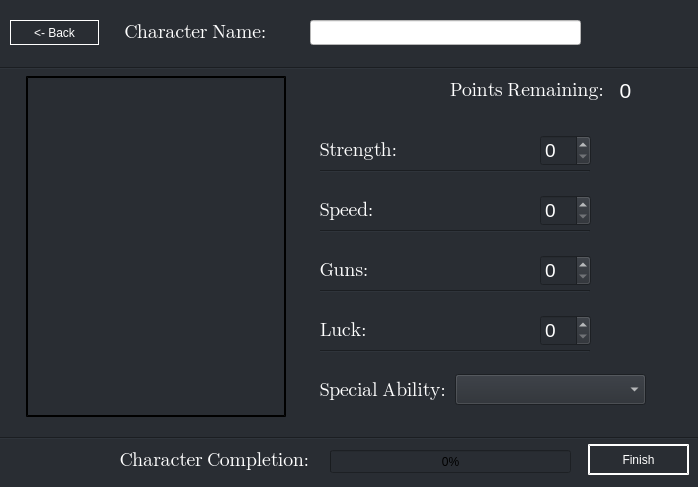
Old version of the form Korz/mainmenu.ui in the repository Brian950/Game-CPlusPlus-and-QT4.
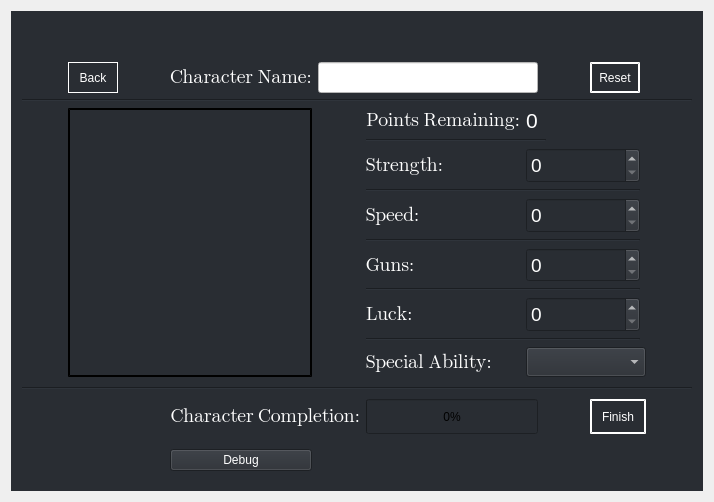
New version of the form. The open tabs and pages were chosen to show the change. Icons and pictures are not drawn.

Diff of the .ui file:
```diff
--- a/Korz/mainmenu.ui
+++ b/Korz/mainmenu.ui
@@ -6,32 +6,61 @@
    <rect>
     <x>0</x>
     <y>0</y>
-    <width>698</width>
-    <height>487</height>
+    <width>706</width>
+    <height>502</height>
    </rect>
   </property>
+  <property name="maximumSize">
+   <size>
+    <width>2000</width>
+    <height>2000</height>
+   </size>
+  </property>
   <property name="windowTitle">
    <string>MainWindow</string>
   </property>
   <widget class="QWidget" name="centralwidget">
+   <property name="sizePolicy">
+    <sizepolicy hsizetype="Maximum" vsizetype="Maximum">
+     <horstretch>0</horstretch>
+     <verstretch>0</verstretch>
+    </sizepolicy>
+   </property>
+   <property name="maximumSize">
+    <size>
+     <width>2000</width>
+     <height>2000</height>
+    </size>
+   </property>
+   <layout class="QGridLayout" name="gridLayout">
+    <item row="0" column="0">
    <widget class="QStackedWidget" name="stackedWidget">
     <property name="enabled">
      <bool>true</bool>
     </property>
-    <property name="geometry">
-     <rect>
-      <x>0</x>
-      <y>0</y>
-      <width>701</width>
-      <height>491</height>
-     </rect>
-    </property>
     <property name="sizePolicy">
      <sizepolicy hsizetype="Maximum" vsizetype="Maximum">
       <horstretch>0</horstretch>
       <verstretch>0</verstretch>
      </sizepolicy>
     </property>
+      <property name="maximumSize">
+       <size>
+        <width>2000</width>
+        <height>2000</height>
+       </size>
+      </property>
+      <property name="font">
+       <font>
+        <kerning>true</kerning>
+       </font>
+      </property>
+      <property name="styleSheet">
+       <string notr="true">background-color:#292d33;</string>
+      </property>
+      <property name="currentIndex">
+       <number>2</number>
+      </property>
     <widget class="QWidget" name="page">
      <property name="styleSheet">
       <string notr="true">background-color:#292d33;</string>
@@ -120,36 +149,57 @@
      </widget>
     </widget>
     <widget class="QWidget" name="page_2">
+       <property name="sizePolicy">
+        <sizepolicy hsizetype="Maximum" vsizetype="Maximum">
+         <horstretch>0</horstretch>
+         <verstretch>0</verstretch>
+        </sizepolicy>
+       </property>
+       <property name="maximumSize">
+        <size>
+         <width>2000</width>
+         <height>2000</height>
+        </size>
+       </property>
      <property name="styleSheet">
       <string notr="true">background-color:#292d33;</string>
      </property>
-     <widget class="QLineEdit" name="lineEdit">
-      <property name="geometry">
-       <rect>
-        <x>310</x>
-        <y>20</y>
-        <width>271</width>
-        <height>25</height>
-       </rect>
-      </property>
-      <property name="font">
-       <font>
-        <pointsize>14</pointsize>
-       </font>
-      </property>
-      <property name="styleSheet">
-       <string notr="true">background-color:white;</string>
-      </property>
-     </widget>
+       <layout class="QGridLayout" name="gridLayout_3">
+        <item row="12" column="5" colspan="4">
+         <widget class="Line" name="line_6">
+          <property name="orientation">
+           <enum>Qt::Horizontal</enum>
+          </property>
+         </widget>
+        </item>
+        <item row="6" column="5" colspan="4">
+         <widget class="Line" name="line_3">
+          <property name="orientation">
+           <enum>Qt::Horizontal</enum>
+          </property>
+         </widget>
+        </item>
+        <item row="15" column="0" colspan="11">
+         <widget class="Line" name="line_2">
+          <property name="sizePolicy">
+           <sizepolicy hsizetype="Maximum" vsizetype="Minimum">
+            <horstretch>0</horstretch>
+            <verstretch>0</verstretch>
+           </sizepolicy>
+          </property>
+          <property name="maximumSize">
+           <size>
+            <width>2000</width>
+            <height>10</height>
+           </size>
+          </property>
+          <property name="orientation">
+           <enum>Qt::Horizontal</enum>
+          </property>
+         </widget>
+        </item>
+        <item row="1" column="3">
      <widget class="QLabel" name="label_2">
-      <property name="geometry">
-       <rect>
-        <x>90</x>
-        <y>22</y>
-        <width>211</width>
-        <height>21</height>
-       </rect>
-      </property>
       <property name="font">
        <font>
         <family>Symbola</family>
@@ -166,33 +216,9 @@
        <set>Qt::AlignCenter</set>
       </property>
      </widget>
-     <widget class="QLabel" name="label_3">
-      <property name="geometry">
-       <rect>
-        <x>26</x>
-        <y>76</y>
-        <width>260</width>
-        <height>341</height>
-       </rect>
-      </property>
-      <property name="styleSheet">
-       <string notr="true">background-image: url(:/Icons/trak2_plate2b.tga);
-border-style: outset;
-border-width: 2px;</string>
-      </property>
-      <property name="text">
-       <string/>
-      </property>
-     </widget>
-     <widget class="QLabel" name="strength_label">
-      <property name="geometry">
-       <rect>
-        <x>320</x>
-        <y>140</y>
-        <width>81</width>
-        <height>21</height>
-       </rect>
-      </property>
+        </item>
+        <item row="16" column="3" colspan="2">
+         <widget class="QLabel" name="label_12">
       <property name="font">
        <font>
         <family>Symbola</family>
@@ -203,75 +229,179 @@
        <string notr="true">color:white;</string>
       </property>
       <property name="text">
-       <string>Strength:</string>
-      </property>
-     </widget>
-     <widget class="QLabel" name="speed_label">
-      <property name="geometry">
-       <rect>
-        <x>320</x>
-        <y>200</y>
-        <width>81</width>
-        <height>21</height>
-       </rect>
+           <string>Character Completion:</string>
+          </property>
+          <property name="scaledContents">
+           <bool>false</bool>
+          </property>
+          <property name="alignment">
+           <set>Qt::AlignRight|Qt::AlignTrailing|Qt::AlignVCenter</set>
+          </property>
+         </widget>
+        </item>
+        <item row="9" column="6" colspan="3">
+         <widget class="QSpinBox" name="guns_value">
+          <property name="maximumSize">
+           <size>
+            <width>16777215</width>
+            <height>50</height>
+           </size>
       </property>
       <property name="font">
        <font>
-        <family>Symbola</family>
         <pointsize>14</pointsize>
        </font>
       </property>
       <property name="styleSheet">
        <string notr="true">color:white;</string>
       </property>
-      <property name="text">
-       <string>Speed:</string>
-      </property>
-     </widget>
-     <widget class="QLabel" name="guns_abel">
-      <property name="geometry">
-       <rect>
-        <x>320</x>
-        <y>260</y>
-        <width>61</width>
-        <height>21</height>
-       </rect>
-      </property>
-      <property name="font">
-       <font>
-        <family>Symbola</family>
-        <pointsize>14</pointsize>
-       </font>
-      </property>
-      <property name="styleSheet">
-       <string notr="true">color:white;</string>
-      </property>
-      <property name="text">
-       <string>Guns:</string>
-      </property>
-     </widget>
+          <property name="maximum">
+           <number>10</number>
+          </property>
+         </widget>
+        </item>
+        <item row="3" column="10">
+         <spacer name="horizontalSpacer_6">
+          <property name="orientation">
+           <enum>Qt::Horizontal</enum>
+          </property>
+          <property name="sizeType">
+           <enum>QSizePolicy::Minimum</enum>
+          </property>
+          <property name="sizeHint" stdset="0">
+           <size>
+            <width>40</width>
+            <height>20</height>
+           </size>
+          </property>
+         </spacer>
+        </item>
+        <item row="16" column="5" colspan="2">
+         <widget class="QProgressBar" name="character_progress">
+          <property name="maximumSize">
+           <size>
+            <width>250</width>
+            <height>50</height>
+           </size>
+          </property>
+          <property name="value">
+           <number>0</number>
+          </property>
+         </widget>
+        </item>
+        <item row="2" column="0" colspan="11">
      <widget class="Line" name="line">
-      <property name="geometry">
-       <rect>
-        <x>-3</x>
-        <y>60</y>
-        <width>701</width>
-        <height>16</height>
-       </rect>
-      </property>
+          <property name="orientation">
+           <enum>Qt::Horizontal</enum>
+          </property>
+         </widget>
+        </item>
+        <item row="8" column="5" colspan="4">
+         <widget class="Line" name="line_4">
       <property name="orientation">
        <enum>Qt::Horizontal</enum>
       </property>
      </widget>
+        </item>
+        <item row="7" column="6" colspan="3">
+         <widget class="QSpinBox" name="speed_value">
+          <property name="maximumSize">
+           <size>
+            <width>16777215</width>
+            <height>50</height>
+           </size>
+          </property>
+          <property name="font">
+           <font>
+            <pointsize>14</pointsize>
+           </font>
+          </property>
+          <property name="styleSheet">
+           <string notr="true">color:white;</string>
+          </property>
+          <property name="maximum">
+           <number>10</number>
+          </property>
+         </widget>
+        </item>
+        <item row="9" column="5">
+         <widget class="QLabel" name="guns_label">
+          <property name="font">
+           <font>
+            <family>Symbola</family>
+            <pointsize>14</pointsize>
+           </font>
+          </property>
+          <property name="styleSheet">
+           <string notr="true">color:white;</string>
+          </property>
+          <property name="text">
+           <string>Guns:</string>
+          </property>
+         </widget>
+        </item>
+        <item row="1" column="1">
+         <widget class="QPushButton" name="back_button_1">
+          <property name="minimumSize">
+           <size>
+            <width>50</width>
+            <height>0</height>
+           </size>
+          </property>
+          <property name="maximumSize">
+           <size>
+            <width>200</width>
+            <height>75</height>
+           </size>
+          </property>
+          <property name="styleSheet">
+           <string notr="true">color:white;
+border-style:outset;
+border-color:white;
+border-width:1px;</string>
+          </property>
+          <property name="text">
+           <string>Back</string>
+          </property>
+         </widget>
+        </item>
+        <item row="10" column="5" colspan="4">
+         <widget class="Line" name="line_5">
+          <property name="orientation">
+           <enum>Qt::Horizontal</enum>
+          </property>
+         </widget>
+        </item>
+        <item row="1" column="4" colspan="3">
+         <widget class="QLineEdit" name="name_edit">
+          <property name="font">
+           <font>
+            <pointsize>14</pointsize>
+           </font>
+          </property>
+          <property name="styleSheet">
+           <string notr="true">background-color:white;</string>
+          </property>
+         </widget>
+        </item>
+        <item row="17" column="5">
+         <spacer name="verticalSpacer_5">
+          <property name="orientation">
+           <enum>Qt::Vertical</enum>
+          </property>
+          <property name="sizeType">
+           <enum>QSizePolicy::Maximum</enum>
+          </property>
+          <property name="sizeHint" stdset="0">
+           <size>
+            <width>20</width>
+            <height>40</height>
+           </size>
+          </property>
+         </spacer>
+        </item>
+        <item row="11" column="5">
      <widget class="QLabel" name="luck_label">
-      <property name="geometry">
-       <rect>
-        <x>320</x>
-        <y>320</y>
-        <width>61</width>
-        <height>21</height>
-       </rect>
-      </property>
       <property name="font">
        <font>
         <family>Symbola</family>
@@ -285,28 +415,9 @@
        <string>Luck:</string>
       </property>
      </widget>
-     <widget class="QProgressBar" name="progressBar">
-      <property name="geometry">
-       <rect>
-        <x>330</x>
-        <y>450</y>
-        <width>241</width>
-        <height>23</height>
-       </rect>
-      </property>
-      <property name="value">
-       <number>0</number>
-      </property>
-     </widget>
-     <widget class="QLabel" name="label_12">
-      <property name="geometry">
-       <rect>
-        <x>120</x>
-        <y>450</y>
-        <width>201</width>
-        <height>21</height>
-       </rect>
-      </property>
+        </item>
+        <item row="7" column="5">
+         <widget class="QLabel" name="speed_label">
       <property name="font">
        <font>
         <family>Symbola</family>
@@ -317,18 +428,12 @@
        <string notr="true">color:white;</string>
       </property>
       <property name="text">
-       <string>Character Completion:</string>
-      </property>
-     </widget>
+           <string>Speed:</string>
+          </property>
+         </widget>
+        </item>
+        <item row="13" column="5">
      <widget class="QLabel" name="label_13">
-      <property name="geometry">
-       <rect>
-        <x>320</x>
-        <y>380</y>
-        <width>131</width>
-        <height>21</height>
-       </rect>
-      </property>
       <property name="font">
        <font>
         <family>Symbola</family>
@@ -342,14 +447,51 @@
        <string>Special Ability:</string>
       </property>
      </widget>
-     <widget class="QComboBox" name="comboBox">
-      <property name="geometry">
-       <rect>
-        <x>455</x>
-        <y>374</y>
-        <width>191</width>
-        <height>31</height>
-       </rect>
+        </item>
+        <item row="1" column="2">
+         <spacer name="horizontalSpacer_7">
+          <property name="orientation">
+           <enum>Qt::Horizontal</enum>
+          </property>
+          <property name="sizeType">
+           <enum>QSizePolicy::Minimum</enum>
+          </property>
+          <property name="sizeHint" stdset="0">
+           <size>
+            <width>40</width>
+            <height>20</height>
+           </size>
+          </property>
+         </spacer>
+        </item>
+        <item row="11" column="6" colspan="3">
+         <widget class="QSpinBox" name="luck_value">
+          <property name="maximumSize">
+           <size>
+            <width>16777215</width>
+            <height>50</height>
+           </size>
+          </property>
+          <property name="font">
+           <font>
+            <pointsize>14</pointsize>
+           </font>
+          </property>
+          <property name="styleSheet">
+           <string notr="true">color:white;</string>
+          </property>
+          <property name="maximum">
+           <number>10</number>
+          </property>
+         </widget>
+        </item>
+        <item row="13" column="6" colspan="4">
+         <widget class="QComboBox" name="ability_box">
+          <property name="maximumSize">
+           <size>
+            <width>200</width>
+            <height>30</height>
+           </size>
       </property>
       <property name="font">
        <font>
@@ -360,28 +502,46 @@
        <string notr="true">color:white;</string>
       </property>
      </widget>
-     <widget class="Line" name="line_2">
-      <property name="geometry">
-       <rect>
-        <x>-13</x>
-        <y>430</y>
-        <width>711</width>
-        <height>16</height>
-       </rect>
-      </property>
+        </item>
+        <item row="3" column="0">
+         <spacer name="horizontalSpacer_5">
       <property name="orientation">
        <enum>Qt::Horizontal</enum>
       </property>
-     </widget>
-     <widget class="QLabel" name="label_14">
-      <property name="geometry">
-       <rect>
-        <x>450</x>
-        <y>80</y>
-        <width>161</width>
-        <height>21</height>
-       </rect>
-      </property>
+          <property name="sizeType">
+           <enum>QSizePolicy::Minimum</enum>
+          </property>
+          <property name="sizeHint" stdset="0">
+           <size>
+            <width>40</width>
+            <height>20</height>
+           </size>
+          </property>
+         </spacer>
+        </item>
+        <item row="5" column="6" colspan="3">
+         <widget class="QSpinBox" name="strength_value">
+          <property name="maximumSize">
+           <size>
+            <width>16777215</width>
+            <height>50</height>
+           </size>
+          </property>
+          <property name="font">
+           <font>
+            <pointsize>14</pointsize>
+           </font>
+          </property>
+          <property name="styleSheet">
+           <string notr="true">color:white;</string>
+          </property>
+          <property name="maximum">
+           <number>10</number>
+          </property>
+         </widget>
+        </item>
+        <item row="5" column="5">
+         <widget class="QLabel" name="strength_label">
       <property name="font">
        <font>
         <family>Symbola</family>
@@ -392,17 +552,127 @@
        <string notr="true">color:white;</string>
       </property>
       <property name="text">
-       <string>Points Remaining:</string>
-      </property>
-     </widget>
+           <string>Strength:</string>
+          </property>
+         </widget>
+        </item>
+        <item row="3" column="1" rowspan="11" colspan="3">
+         <widget class="QLabel" name="label_3">
+          <property name="maximumSize">
+           <size>
+            <width>400</width>
+            <height>800</height>
+           </size>
+          </property>
+          <property name="styleSheet">
+           <string notr="true">background-image: url(:/Icons/trak2_plate2b.tga);
+border-style: outset;
+border-width: 2px;</string>
+          </property>
+          <property name="text">
+           <string/>
+          </property>
+         </widget>
+        </item>
+        <item row="16" column="8" colspan="2">
+         <widget class="QPushButton" name="finish_button">
+          <property name="maximumSize">
+           <size>
+            <width>200</width>
+            <height>75</height>
+           </size>
+          </property>
+          <property name="styleSheet">
+           <string notr="true">color:white;
+border-style:outset;
+border-color:white;
+border-width:2px;</string>
+          </property>
+          <property name="text">
+           <string>Finish</string>
+          </property>
+         </widget>
+        </item>
+        <item row="16" column="7">
+         <spacer name="horizontalSpacer_8">
+          <property name="orientation">
+           <enum>Qt::Horizontal</enum>
+          </property>
+          <property name="sizeType">
+           <enum>QSizePolicy::Minimum</enum>
+          </property>
+          <property name="sizeHint" stdset="0">
+           <size>
+            <width>40</width>
+            <height>20</height>
+           </size>
+          </property>
+         </spacer>
+        </item>
+        <item row="1" column="8">
+         <widget class="QPushButton" name="reset_button">
+          <property name="sizePolicy">
+           <sizepolicy hsizetype="Maximum" vsizetype="Maximum">
+            <horstretch>0</horstretch>
+            <verstretch>0</verstretch>
+           </sizepolicy>
+          </property>
+          <property name="minimumSize">
+           <size>
+            <width>50</width>
+            <height>0</height>
+           </size>
+          </property>
+          <property name="maximumSize">
+           <size>
+            <width>200</width>
+            <height>75</height>
+           </size>
+          </property>
+          <property name="styleSheet">
+           <string notr="true">color:white;
+border-style:outset;
+border-color:white;
+border-width:2px;</string>
+          </property>
+          <property name="text">
+           <string>Reset</string>
+          </property>
+         </widget>
+        </item>
+        <item row="17" column="3">
+         <widget class="QPushButton" name="pushButton_3">
+          <property name="styleSheet">
+           <string notr="true">color:white;</string>
+          </property>
+          <property name="text">
+           <string>Debug</string>
+          </property>
+         </widget>
+        </item>
+        <item row="0" column="3">
+         <spacer name="verticalSpacer_6">
+          <property name="orientation">
+           <enum>Qt::Vertical</enum>
+          </property>
+          <property name="sizeType">
+           <enum>QSizePolicy::Minimum</enum>
+          </property>
+          <property name="sizeHint" stdset="0">
+           <size>
+            <width>20</width>
+            <height>40</height>
+           </size>
+          </property>
+         </spacer>
+        </item>
+        <item row="3" column="6">
      <widget class="QLabel" name="points_label">
-      <property name="geometry">
-       <rect>
-        <x>610</x>
-        <y>80</y>
-        <width>31</width>
-        <height>21</height>
-       </rect>
+          <property name="maximumSize">
+           <size>
+            <width>50</width>
+            <height>20</height>
+           </size>
       </property>
       <property name="font">
        <font>
@@ -416,185 +686,321 @@
        <string>0</string>
       </property>
       <property name="alignment">
-       <set>Qt::AlignCenter</set>
-      </property>
-     </widget>
-     <widget class="Line" name="line_3">
-      <property name="geometry">
-       <rect>
-        <x>320</x>
-        <y>170</y>
-        <width>270</width>
-        <height>3</height>
-       </rect>
-      </property>
-      <property name="orientation">
-       <enum>Qt::Horizontal</enum>
-      </property>
-     </widget>
-     <widget class="Line" name="line_4">
-      <property name="geometry">
-       <rect>
-        <x>320</x>
-        <y>230</y>
-        <width>270</width>
-        <height>3</height>
-       </rect>
+           <set>Qt::AlignLeading|Qt::AlignLeft|Qt::AlignVCenter</set>
+          </property>
+         </widget>
+        </item>
+        <item row="3" column="5">
+         <widget class="QLabel" name="label_14">
+          <property name="maximumSize">
+           <size>
+            <width>160</width>
+            <height>30</height>
+           </size>
+          </property>
+          <property name="font">
+           <font>
+            <family>Symbola</family>
+            <pointsize>14</pointsize>
+           </font>
+          </property>
+          <property name="styleSheet">
+           <string notr="true">color:white;</string>
+          </property>
+          <property name="text">
+           <string>Points Remaining:</string>
+          </property>
+          <property name="alignment">
+           <set>Qt::AlignRight|Qt::AlignTop|Qt::AlignTrailing</set>
+          </property>
+         </widget>
+        </item>
+        <item row="4" column="5" colspan="3">
+         <widget class="Line" name="line_8">
+          <property name="maximumSize">
+           <size>
+            <width>180</width>
+            <height>16777215</height>
+           </size>
       </property>
       <property name="orientation">
        <enum>Qt::Horizontal</enum>
       </property>
      </widget>
-     <widget class="Line" name="line_5">
-      <property name="geometry">
-       <rect>
-        <x>320</x>
-        <y>290</y>
-        <width>270</width>
-        <height>3</height>
-       </rect>
-      </property>
-      <property name="orientation">
-       <enum>Qt::Horizontal</enum>
-      </property>
-     </widget>
-     <widget class="Line" name="line_6">
-      <property name="geometry">
-       <rect>
-        <x>320</x>
-        <y>350</y>
-        <width>270</width>
-        <height>3</height>
-       </rect>
-      </property>
-      <property name="orientation">
-       <enum>Qt::Horizontal</enum>
-      </property>
-     </widget>
-     <widget class="QPushButton" name="pushButton_3">
-      <property name="geometry">
-       <rect>
-        <x>10</x>
-        <y>20</y>
-        <width>89</width>
-        <height>25</height>
-       </rect>
+        </item>
+       </layout>
+      </widget>
+      <widget class="QWidget" name="page_3">
+       <layout class="QGridLayout" name="gridLayout_4">
+        <item row="0" column="3">
+         <widget class="QProgressBar" name="health_bar">
+          <property name="sizePolicy">
+           <sizepolicy hsizetype="Maximum" vsizetype="Maximum">
+            <horstretch>0</horstretch>
+            <verstretch>0</verstretch>
+           </sizepolicy>
+          </property>
+          <property name="maximumSize">
+           <size>
+            <width>2000</width>
+            <height>2000</height>
+           </size>
+          </property>
+          <property name="styleSheet">
+           <string notr="true">QProgressBar{
+	border: 2px solid white;
+}
+QProgressBar::chunk {
+	background-color: green;
+ }</string>
+          </property>
+          <property name="value">
+           <number>100</number>
+          </property>
+          <property name="format">
+           <string/>
+          </property>
+         </widget>
+        </item>
+        <item row="3" column="0" rowspan="16" colspan="3">
+         <widget class="QGraphicsView" name="game_view">
+          <property name="sizePolicy">
+           <sizepolicy hsizetype="Maximum" vsizetype="Maximum">
+            <horstretch>0</horstretch>
+            <verstretch>0</verstretch>
+           </sizepolicy>
+          </property>
+          <property name="maximumSize">
+           <size>
+            <width>2000</width>
+            <height>2000</height>
+           </size>
+          </property>
+          <property name="styleSheet">
+           <string notr="true">background-color:grey;</string>
+          </property>
+         </widget>
+        </item>
+        <item row="1" column="2">
+         <widget class="QLabel" name="health_label_2">
+          <property name="maximumSize">
+           <size>
+            <width>50</width>
+            <height>20</height>
+           </size>
       </property>
       <property name="styleSheet">
-       <string notr="true">color:white;
-border-style:outset;
-border-color:white;
-border-width:1px;</string>
+           <string notr="true">color:white;</string>
       </property>
       <property name="text">
-       <string>&lt;- Back</string>
-      </property>
-     </widget>
-     <widget class="QSpinBox" name="strength_value">
-      <property name="geometry">
-       <rect>
-        <x>540</x>
-        <y>135</y>
-        <width>51</width>
-        <height>31</height>
-       </rect>
-      </property>
-      <property name="font">
-       <font>
-        <pointsize>14</pointsize>
-       </font>
-      </property>
+           <string>Ability:</string>
+          </property>
+          <property name="alignment">
+           <set>Qt::AlignRight|Qt::AlignTrailing|Qt::AlignVCenter</set>
+          </property>
+         </widget>
+        </item>
+        <item row="0" column="0" rowspan="2" colspan="2">
+         <widget class="QLabel" name="story_label">
+          <property name="maximumSize">
+           <size>
+            <width>2000</width>
+            <height>150</height>
+           </size>
+          </property>
+          <property name="styleSheet">
+           <string notr="true">background-color:white;</string>
+          </property>
+          <property name="text">
+           <string/>
+          </property>
+          <property name="wordWrap">
+           <bool>true</bool>
+          </property>
+          <property name="margin">
+           <number>0</number>
+          </property>
+         </widget>
+        </item>
+        <item row="0" column="2">
+         <widget class="QLabel" name="health_label">
+          <property name="maximumSize">
+           <size>
+            <width>50</width>
+            <height>30</height>
+           </size>
+          </property>
       <property name="styleSheet">
        <string notr="true">color:white;</string>
       </property>
-      <property name="maximum">
-       <number>10</number>
-      </property>
-     </widget>
-     <widget class="QSpinBox" name="speed_value">
-      <property name="geometry">
-       <rect>
-        <x>540</x>
-        <y>195</y>
-        <width>51</width>
-        <height>31</height>
-       </rect>
-      </property>
-      <property name="font">
-       <font>
-        <pointsize>14</pointsize>
-       </font>
-      </property>
+          <property name="text">
+           <string>Health:</string>
+          </property>
+          <property name="alignment">
+           <set>Qt::AlignRight|Qt::AlignTrailing|Qt::AlignVCenter</set>
+          </property>
+         </widget>
+        </item>
+        <item row="1" column="3">
+         <widget class="QLCDNumber" name="ability_timer">
+          <property name="maximumSize">
+           <size>
+            <width>50</width>
+            <height>2000</height>
+           </size>
+          </property>
+          <property name="styleSheet">
+           <string notr="true">border: 1px solid white;</string>
+          </property>
+          <property name="digitCount">
+           <number>3</number>
+          </property>
+          <property name="intValue" stdset="0">
+           <number>0</number>
+          </property>
+         </widget>
+        </item>
+        <item row="5" column="3" rowspan="2">
+         <widget class="QPushButton" name="map_button">
+          <property name="sizePolicy">
+           <sizepolicy hsizetype="Maximum" vsizetype="Maximum">
+            <horstretch>0</horstretch>
+            <verstretch>0</verstretch>
+           </sizepolicy>
+          </property>
+          <property name="maximumSize">
+           <size>
+            <width>500</width>
+            <height>100</height>
+           </size>
+          </property>
       <property name="styleSheet">
-       <string notr="true">color:white;</string>
-      </property>
-      <property name="maximum">
-       <number>10</number>
-      </property>
-     </widget>
-     <widget class="QSpinBox" name="guns_value">
-      <property name="geometry">
-       <rect>
-        <x>540</x>
-        <y>255</y>
-        <width>51</width>
-        <height>31</height>
-       </rect>
-      </property>
-      <property name="font">
-       <font>
-        <pointsize>14</pointsize>
-       </font>
+           <string notr="true">border: 1px solid white;
+color: white;</string>
+          </property>
+          <property name="text">
+           <string>Map</string>
+          </property>
+         </widget>
+        </item>
+        <item row="3" column="3" rowspan="2">
+         <widget class="QPushButton" name="inventory_button">
+          <property name="sizePolicy">
+           <sizepolicy hsizetype="Maximum" vsizetype="Maximum">
+            <horstretch>0</horstretch>
+            <verstretch>0</verstretch>
+           </sizepolicy>
+          </property>
+          <property name="maximumSize">
+           <size>
+            <width>500</width>
+            <height>100</height>
+           </size>
       </property>
       <property name="styleSheet">
-       <string notr="true">color:white;</string>
-      </property>
-      <property name="maximum">
-       <number>10</number>
-      </property>
-     </widget>
-     <widget class="QSpinBox" name="luck_value">
-      <property name="geometry">
-       <rect>
-        <x>540</x>
-        <y>315</y>
-        <width>51</width>
-        <height>31</height>
-       </rect>
-      </property>
-      <property name="font">
-       <font>
-        <pointsize>14</pointsize>
-       </font>
-      </property>
+           <string notr="true">border: 1px solid white;
+color: white;</string>
+          </property>
+          <property name="text">
+           <string>Inventory</string>
+          </property>
+         </widget>
+        </item>
+        <item row="15" column="3" rowspan="4">
+         <layout class="QGridLayout" name="gridLayout_5">
+          <property name="sizeConstraint">
+           <enum>QLayout::SetDefaultConstraint</enum>
+          </property>
+          <property name="verticalSpacing">
+           <number>6</number>
+          </property>
+          <item row="2" column="1">
+           <widget class="QPushButton" name="south_button">
+            <property name="maximumSize">
+             <size>
+              <width>50</width>
+              <height>60</height>
+             </size>
+            </property>
       <property name="styleSheet">
-       <string notr="true">color:white;</string>
-      </property>
-      <property name="maximum">
-       <number>10</number>
-      </property>
-     </widget>
-     <widget class="QPushButton" name="pushButton_4">
-      <property name="geometry">
-       <rect>
-        <x>588</x>
-        <y>444</y>
-        <width>101</width>
-        <height>31</height>
-       </rect>
-      </property>
+             <string notr="true">color:black;
+background-color:white;</string>
+            </property>
+            <property name="text">
+             <string>S</string>
+            </property>
+           </widget>
+          </item>
+          <item row="1" column="2">
+           <widget class="QPushButton" name="east_button">
+            <property name="sizePolicy">
+             <sizepolicy hsizetype="Maximum" vsizetype="Maximum">
+              <horstretch>0</horstretch>
+              <verstretch>0</verstretch>
+             </sizepolicy>
+            </property>
+            <property name="maximumSize">
+             <size>
+              <width>50</width>
+              <height>50</height>
+             </size>
+            </property>
       <property name="styleSheet">
-       <string notr="true">color:white;
-border-style:outset;
-border-color:white;
-border-width:2px;</string>
+             <string notr="true">color:black;
+background-color:white;</string>
       </property>
       <property name="text">
-       <string>Finish</string>
-      </property>
-     </widget>
-    </widget>
-   </widget>
+             <string>E</string>
+            </property>
+           </widget>
+          </item>
+          <item row="1" column="0">
+           <widget class="QPushButton" name="west_button">
+            <property name="maximumSize">
+             <size>
+              <width>50</width>
+              <height>60</height>
+             </size>
+            </property>
+            <property name="styleSheet">
+             <string notr="true">color:black;
+background-color:white;</string>
+            </property>
+            <property name="text">
+             <string>W</string>
+            </property>
+           </widget>
+          </item>
+          <item row="0" column="1">
+           <widget class="QPushButton" name="north_button">
+            <property name="sizePolicy">
+             <sizepolicy hsizetype="Maximum" vsizetype="Maximum">
+              <horstretch>0</horstretch>
+              <verstretch>0</verstretch>
+             </sizepolicy>
+            </property>
+            <property name="maximumSize">
+             <size>
+              <width>50</width>
+              <height>60</height>
+             </size>
+            </property>
+            <property name="styleSheet">
+             <string notr="true">color:black;
+background-color:white;</string>
+            </property>
+            <property name="text">
+             <string>N</string>
+            </property>
+           </widget>
+          </item>
+         </layout>
+        </item>
+       </layout>
+      </widget>
+     </widget>
+    </item>
+   </layout>
   </widget>
  </widget>
  <layoutdefault spacing="6" margin="11"/>
```
Left out of the diff: 231 changed lines with no effect on the pictures. Lines whose indentation alone changed are shown as unchanged.
